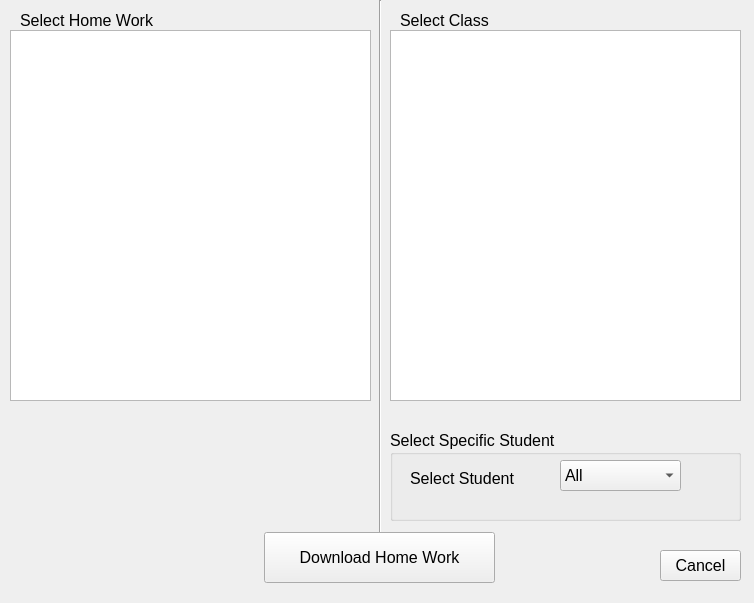
Before: the Qt Designer form downloadfile.ui in dkithmal/BinduProjectTeacher, drawn with Qt 5.
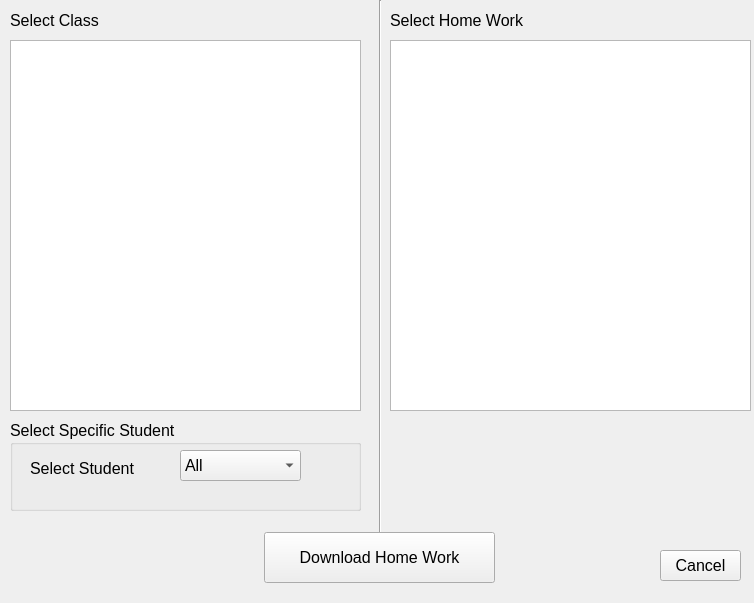
After: the same form once the commit is applied.

The edit to the form file:
```diff
--- a/downloadfile.ui
+++ b/downloadfile.ui
@@ -21,8 +21,8 @@
   <widget class="QTreeWidget" name="tWSelectHomeWork">
    <property name="geometry">
     <rect>
-     <x>10</x>
-     <y>30</y>
+     <x>390</x>
+     <y>40</y>
      <width>361</width>
      <height>371</height>
     </rect>
@@ -47,8 +47,8 @@
   <widget class="QGroupBox" name="gBSelectStudent">
    <property name="geometry">
     <rect>
-     <x>390</x>
-     <y>430</y>
+     <x>10</x>
+     <y>420</y>
      <width>351</width>
      <height>91</height>
     </rect>
@@ -88,8 +88,8 @@
   <widget class="QTreeWidget" name="tWSelectClass">
    <property name="geometry">
     <rect>
-     <x>390</x>
-     <y>30</y>
+     <x>10</x>
+     <y>40</y>
      <width>351</width>
      <height>371</height>
     </rect>
@@ -127,7 +127,7 @@
   <widget class="QLabel" name="label_2">
    <property name="geometry">
     <rect>
-     <x>400</x>
+     <x>10</x>
      <y>10</y>
      <width>91</width>
      <height>21</height>
@@ -153,7 +153,7 @@
   <widget class="QLabel" name="label_3">
    <property name="geometry">
     <rect>
-     <x>20</x>
+     <x>390</x>
      <y>10</y>
      <width>141</width>
      <height>21</height>
```
